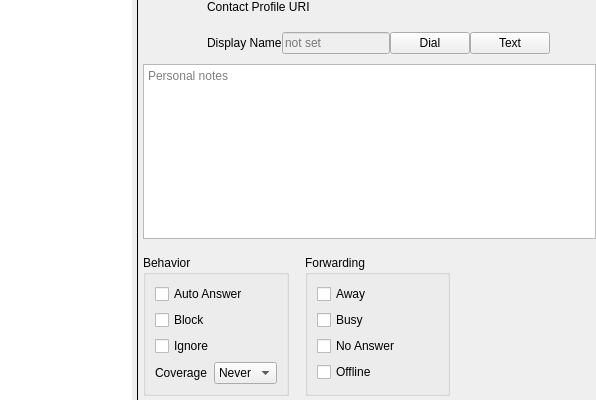
Old version of the form Desktop/phonebook.ui in the repository dyfet/tycho_sipwitchqt.
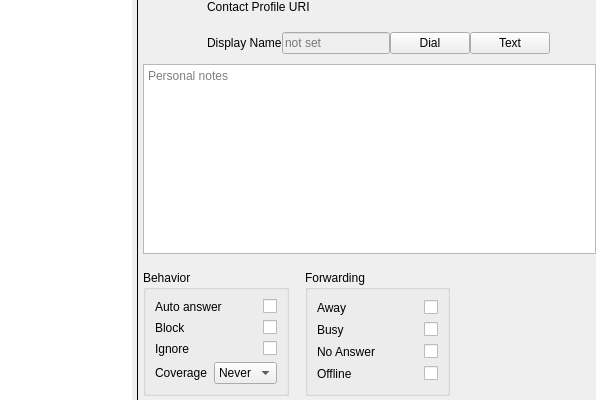
New version of the form. Icons and pictures are not drawn.

Patch:
```diff
--- a/Desktop/phonebook.ui
+++ b/Desktop/phonebook.ui
@@ -270,27 +270,69 @@
          </property>
          <layout class="QVBoxLayout" name="verticalLayout_4">
           <item>
+           <layout class="QHBoxLayout" name="horizontalLayout_9">
+            <item>
+             <widget class="QLabel" name="label_4">
+              <property name="text">
+               <string>Auto answer</string>
+              </property>
+             </widget>
+            </item>
+            <item>
            <widget class="QCheckBox" name="checkBox_8">
+              <property name="layoutDirection">
+               <enum>Qt::RightToLeft</enum>
+              </property>
             <property name="text">
-             <string>Auto Answer</string>
+               <string/>
             </property>
            </widget>
           </item>
+           </layout>
+          </item>
           <item>
-           <widget class="QCheckBox" name="checkBox_5">
+           <layout class="QHBoxLayout" name="horizontalLayout_10">
+            <item>
+             <widget class="QLabel" name="label_5">
             <property name="text">
              <string>Block</string>
             </property>
            </widget>
           </item>
           <item>
-           <widget class="QCheckBox" name="checkBox_6">
+             <widget class="QCheckBox" name="checkBox_5">
+              <property name="layoutDirection">
+               <enum>Qt::RightToLeft</enum>
+              </property>
+              <property name="text">
+               <string/>
+              </property>
+             </widget>
+            </item>
+           </layout>
+          </item>
+          <item>
+           <layout class="QHBoxLayout" name="horizontalLayout_11">
+            <item>
+             <widget class="QLabel" name="label_6">
             <property name="text">
              <string>Ignore</string>
             </property>
            </widget>
           </item>
           <item>
+             <widget class="QCheckBox" name="checkBox_6">
+              <property name="layoutDirection">
+               <enum>Qt::RightToLeft</enum>
+              </property>
+              <property name="text">
+               <string/>
+              </property>
+             </widget>
+            </item>
+           </layout>
+          </item>
+          <item>
            <layout class="QHBoxLayout" name="horizontalLayout_5">
             <item>
              <widget class="QLabel" name="label_3">
@@ -355,33 +397,95 @@
          </property>
          <layout class="QVBoxLayout" name="verticalLayout_5">
           <item>
-           <widget class="QCheckBox" name="checkBox">
+           <layout class="QHBoxLayout" name="horizontalLayout_12">
+            <item>
+             <widget class="QLabel" name="label_7">
+              <property name="minimumSize">
+               <size>
+                <width>0</width>
+                <height>0</height>
+               </size>
+              </property>
             <property name="text">
              <string>Away</string>
             </property>
            </widget>
           </item>
           <item>
-           <widget class="QCheckBox" name="checkBox_2">
+             <widget class="QCheckBox" name="checkBox">
+              <property name="layoutDirection">
+               <enum>Qt::RightToLeft</enum>
+              </property>
+              <property name="text">
+               <string/>
+              </property>
+             </widget>
+            </item>
+           </layout>
+          </item>
+          <item>
+           <layout class="QHBoxLayout" name="horizontalLayout_13">
+            <item>
+             <widget class="QLabel" name="label_8">
             <property name="text">
              <string>Busy</string>
             </property>
            </widget>
           </item>
           <item>
-           <widget class="QCheckBox" name="checkBox_3">
+             <widget class="QCheckBox" name="checkBox_2">
+              <property name="layoutDirection">
+               <enum>Qt::RightToLeft</enum>
+              </property>
+              <property name="text">
+               <string/>
+              </property>
+             </widget>
+            </item>
+           </layout>
+          </item>
+          <item>
+           <layout class="QHBoxLayout" name="horizontalLayout_14">
+            <item>
+             <widget class="QLabel" name="label_9">
             <property name="text">
              <string>No Answer</string>
             </property>
            </widget>
           </item>
           <item>
-           <widget class="QCheckBox" name="checkBox_4">
+             <widget class="QCheckBox" name="checkBox_3">
+              <property name="layoutDirection">
+               <enum>Qt::RightToLeft</enum>
+              </property>
+              <property name="text">
+               <string/>
+              </property>
+             </widget>
+            </item>
+           </layout>
+          </item>
+          <item>
+           <layout class="QHBoxLayout" name="horizontalLayout_15">
+            <item>
+             <widget class="QLabel" name="label_10">
             <property name="text">
              <string>Offline</string>
             </property>
            </widget>
           </item>
+            <item>
+             <widget class="QCheckBox" name="checkBox_4">
+              <property name="layoutDirection">
+               <enum>Qt::RightToLeft</enum>
+              </property>
+              <property name="text">
+               <string/>
+              </property>
+             </widget>
+            </item>
+           </layout>
+          </item>
          </layout>
         </widget>
        </item>
```
Left out of the diff: 16 changed lines with no effect on the pictures. Lines whose indentation alone changed are shown as unchanged.
